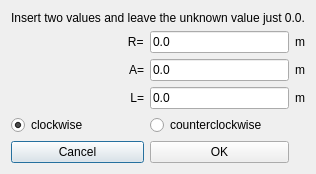
Old version of the form src/OpenInfraPlatform/Forms/CreateClothoid.ui in the repository bbrangeo/OpenInfraPlatform.
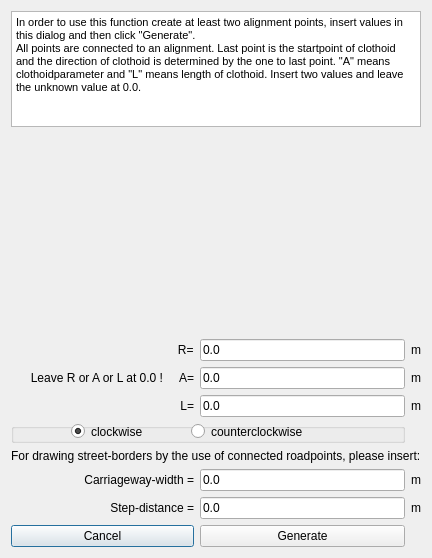
New version of the form.

The edit to the form file:
```diff
--- a/src/OpenInfraPlatform/Forms/CreateClothoid.ui
+++ b/src/OpenInfraPlatform/Forms/CreateClothoid.ui
@@ -6,124 +6,223 @@
    <rect>
     <x>0</x>
     <y>0</y>
-    <width>290</width>
-    <height>161</height>
+    <width>394</width>
+    <height>558</height>
    </rect>
   </property>
   <property name="windowTitle">
    <string>Create-Line-Clothoid</string>
   </property>
   <layout class="QGridLayout" name="gridLayout">
+   <item row="10" column="1">
+    <widget class="QLineEdit" name="lineEdit_c">
+     <property name="text">
+      <string>0.0</string>
+     </property>
+    </widget>
+   </item>
+   <item row="0" column="0" colspan="3">
+    <widget class="QTextBrowser" name="textBrowser">
+     <property name="html">
+      <string>&lt;!DOCTYPE HTML PUBLIC &quot;-//W3C//DTD HTML 4.0//EN&quot; &quot;http://www.w3.org/TR/REC-html40/strict.dtd&quot;&gt;
+&lt;html&gt;&lt;head&gt;&lt;meta name=&quot;qrichtext&quot; content=&quot;1&quot; /&gt;&lt;style type=&quot;text/css&quot;&gt;
+p, li { white-space: pre-wrap; }
+&lt;/style&gt;&lt;/head&gt;&lt;body style=&quot; font-family:'MS Shell Dlg 2'; font-size:8.25pt; font-weight:400; font-style:normal;&quot;&gt;
+&lt;p style=&quot; margin-top:0px; margin-bottom:0px; margin-left:0px; margin-right:0px; -qt-block-indent:0; text-indent:0px;&quot;&gt;In order to use this function create at least two alignment points, insert values in this dialog and then click &amp;quot;Generate&amp;quot;.&lt;/p&gt;
+&lt;p style=&quot; margin-top:0px; margin-bottom:0px; margin-left:0px; margin-right:0px; -qt-block-indent:0; text-indent:0px;&quot;&gt;All points are connected to an alignment. Last point is the startpoint of clothoid and the direction of clothoid is determined by the one to last point. &amp;quot;A&amp;quot; means clothoidparameter and &amp;quot;L&amp;quot; means length of clothoid. Insert two values and leave the unknown value at 0.0.&lt;/p&gt;
+&lt;p style=&quot;-qt-paragraph-type:empty; margin-top:0px; margin-bottom:0px; margin-left:0px; margin-right:0px; -qt-block-indent:0; text-indent:0px;&quot;&gt;&lt;br /&gt;&lt;/p&gt;&lt;/body&gt;&lt;/html&gt;</string>
+     </property>
+    </widget>
+   </item>
+   <item row="6" column="0" colspan="2">
+    <widget class="QGroupBox" name="groupBox">
+     <property name="minimumSize">
+      <size>
+       <width>0</width>
+       <height>20</height>
+      </size>
+     </property>
+     <property name="title">
+      <string/>
+     </property>
+     <widget class="QRadioButton" name="radioButton_clock">
+      <property name="geometry">
+       <rect>
+        <x>60</x>
+        <y>0</y>
+        <width>120</width>
+        <height>17</height>
+       </rect>
+      </property>
+      <property name="text">
+       <string>clockwise</string>
+      </property>
+      <property name="checked">
+       <bool>true</bool>
+      </property>
+     </widget>
+     <widget class="QRadioButton" name="radioButton_counter">
+      <property name="geometry">
+       <rect>
+        <x>180</x>
+        <y>0</y>
+        <width>115</width>
+        <height>17</height>
+       </rect>
+      </property>
+      <property name="text">
+       <string>counterclockwise</string>
+      </property>
+     </widget>
+    </widget>
+   </item>
    <item row="3" column="1">
-    <widget class="QLineEdit" name="lineEdit_L">
-     <property name="text">
-      <string>0.0</string>
-     </property>
-    </widget>
-   </item>
-   <item row="2" column="2">
-    <widget class="QLabel" name="label_6">
-     <property name="text">
-      <string>m</string>
-     </property>
-    </widget>
-   </item>
-   <item row="2" column="1">
     <widget class="QLineEdit" name="lineEdit_A">
      <property name="text">
       <string>0.0</string>
      </property>
     </widget>
    </item>
-   <item row="1" column="0">
+   <item row="2" column="0">
     <widget class="QLabel" name="label_2">
      <property name="text">
-      <string>                                   R=</string>
+      <string>                                                  R=</string>
      </property>
      <property name="alignment">
       <set>Qt::AlignCenter</set>
      </property>
     </widget>
    </item>
-   <item row="5" column="0">
+   <item row="2" column="2">
+    <widget class="QLabel" name="label_5">
+     <property name="text">
+      <string>m</string>
+     </property>
+    </widget>
+   </item>
+   <item row="4" column="0">
+    <widget class="QLabel" name="label_3">
+     <property name="text">
+      <string>L=</string>
+     </property>
+     <property name="alignment">
+      <set>Qt::AlignRight|Qt::AlignTrailing|Qt::AlignVCenter</set>
+     </property>
+    </widget>
+   </item>
+   <item row="4" column="1">
+    <widget class="QLineEdit" name="lineEdit_L">
+     <property name="text">
+      <string>0.0</string>
+     </property>
+    </widget>
+   </item>
+   <item row="13" column="0">
     <widget class="QPushButton" name="pushButtonCancel">
      <property name="text">
       <string>Cancel</string>
      </property>
     </widget>
    </item>
-   <item row="1" column="1">
-    <widget class="QLineEdit" name="lineEdit_R">
-     <property name="text">
-      <string>0.0</string>
-     </property>
-    </widget>
-   </item>
-   <item row="2" column="0">
-    <widget class="QLabel" name="label_4">
-     <property name="text">
-      <string>A=</string>
-     </property>
-     <property name="alignment">
-      <set>Qt::AlignRight|Qt::AlignTrailing|Qt::AlignVCenter</set>
-     </property>
-    </widget>
-   </item>
-   <item row="3" column="2">
+   <item row="4" column="2">
     <widget class="QLabel" name="label_7">
      <property name="text">
       <string>m</string>
      </property>
     </widget>
    </item>
-   <item row="1" column="2">
-    <widget class="QLabel" name="label_5">
-     <property name="text">
-      <string>m</string>
-     </property>
-    </widget>
-   </item>
    <item row="3" column="0">
-    <widget class="QLabel" name="label_3">
+    <widget class="QLabel" name="label_4">
      <property name="text">
-      <string>L=</string>
+      <string>Leave R or A or L at 0.0 !     A=</string>
      </property>
      <property name="alignment">
       <set>Qt::AlignRight|Qt::AlignTrailing|Qt::AlignVCenter</set>
      </property>
     </widget>
    </item>
-   <item row="5" column="1">
+   <item row="2" column="1">
+    <widget class="QLineEdit" name="lineEdit_R">
+     <property name="text">
+      <string>0.0</string>
+     </property>
+    </widget>
+   </item>
+   <item row="3" column="2">
+    <widget class="QLabel" name="label_6">
+     <property name="text">
+      <string>m</string>
+     </property>
+    </widget>
+   </item>
+   <item row="13" column="1">
     <widget class="QPushButton" name="pushButtonGenerate">
      <property name="text">
-      <string>OK</string>
+      <string>Generate</string>
      </property>
     </widget>
    </item>
-   <item row="0" column="0" colspan="3">
-    <widget class="QLabel" name="label_8">
-     <property name="text">
-      <string>Insert two values and leave the unknown value just 0.0.</string>
+   <item row="1" column="0" colspan="3">
+    <widget class="QLabel" name="labelPicture">
+     <property name="minimumSize">
+      <size>
+       <width>0</width>
+       <height>200</height>
+      </size>
      </property>
-     <property name="alignment">
-      <set>Qt::AlignCenter</set>
-     </property>
-    </widget>
-   </item>
-   <item row="4" column="0">
-    <widget class="QRadioButton" name="radioButton_clock">
      <property name="text">
-      <string>clockwise</string>
+      <string/>
      </property>
-     <property name="checked">
+     <property name="scaledContents">
       <bool>true</bool>
      </property>
     </widget>
    </item>
-   <item row="4" column="1">
-    <widget class="QRadioButton" name="radioButton_counter">
+   <item row="10" column="0">
+    <widget class="QLabel" name="label_10">
      <property name="text">
-      <string>counterclockwise</string>
+      <string>Carriageway-width =</string>
+     </property>
+     <property name="alignment">
+      <set>Qt::AlignRight|Qt::AlignTrailing|Qt::AlignVCenter</set>
+     </property>
+    </widget>
+   </item>
+   <item row="10" column="2">
+    <widget class="QLabel" name="label_11">
+     <property name="text">
+      <string>m</string>
+     </property>
+    </widget>
+   </item>
+   <item row="11" column="0">
+    <widget class="QLabel" name="label_9">
+     <property name="text">
+      <string>Step-distance =</string>
+     </property>
+     <property name="alignment">
+      <set>Qt::AlignRight|Qt::AlignTrailing|Qt::AlignVCenter</set>
+     </property>
+    </widget>
+   </item>
+   <item row="11" column="1">
+    <widget class="QLineEdit" name="lineEdit_d">
+     <property name="text">
+      <string>0.0</string>
+     </property>
+    </widget>
+   </item>
+   <item row="7" column="0" colspan="3">
+    <widget class="QLabel" name="label">
+     <property name="text">
+      <string>For drawing street-borders by the use of connected roadpoints, please insert:</string>
+     </property>
+    </widget>
+   </item>
+   <item row="11" column="2">
+    <widget class="QLabel" name="label_12">
+     <property name="text">
+      <string>m</string>
      </property>
     </widget>
    </item>
```
